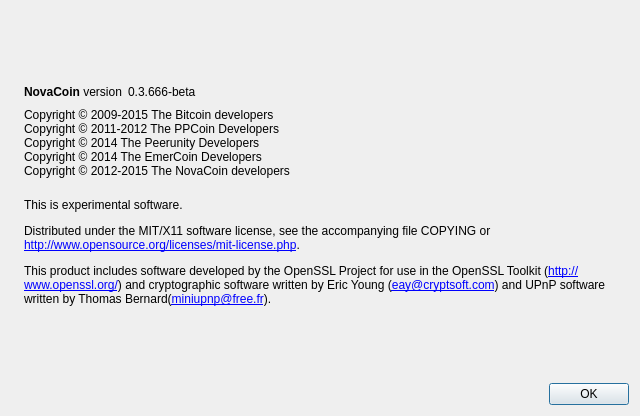
Before: the Qt Designer form src/qt/forms/aboutdialog.ui in jvcrypto/fatcoin, drawn with Qt 5.
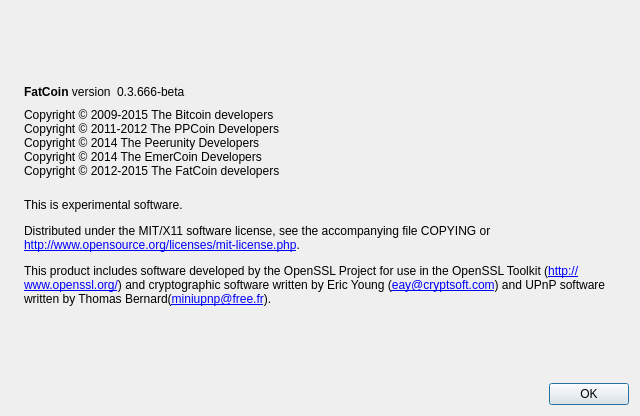
After: the same form once the commit is applied. Icons and pictures are not drawn.

```diff
--- a/src/qt/forms/aboutdialog.ui
+++ b/src/qt/forms/aboutdialog.ui
@@ -53,7 +53,7 @@
           <cursorShape>IBeamCursor</cursorShape>
          </property>
          <property name="text">
-          <string>&lt;b&gt;NovaCoin&lt;/b&gt; version</string>
+          <string>&lt;b&gt;FatCoin&lt;/b&gt; version</string>
          </property>
          <property name="textInteractionFlags">
           <set>Qt::LinksAccessibleByMouse|Qt::TextSelectableByKeyboard|Qt::TextSelectableByMouse</set>
@@ -98,7 +98,7 @@
 Copyright © 2011-2012 The PPCoin Developers
 Copyright © 2014 The Peerunity Developers
 Copyright © 2014 The EmerCoin Developers
-Copyright © 2012-2015 The NovaCoin developers</string>
+Copyright © 2012-2015 The FatCoin developers</string>
        </property>
        <property name="textInteractionFlags">
         <set>Qt::LinksAccessibleByMouse|Qt::TextSelectableByKeyboard|Qt::TextSelectableByMouse</set>
```
Left out of the diff: 2 changed lines with no effect on the pictures.
